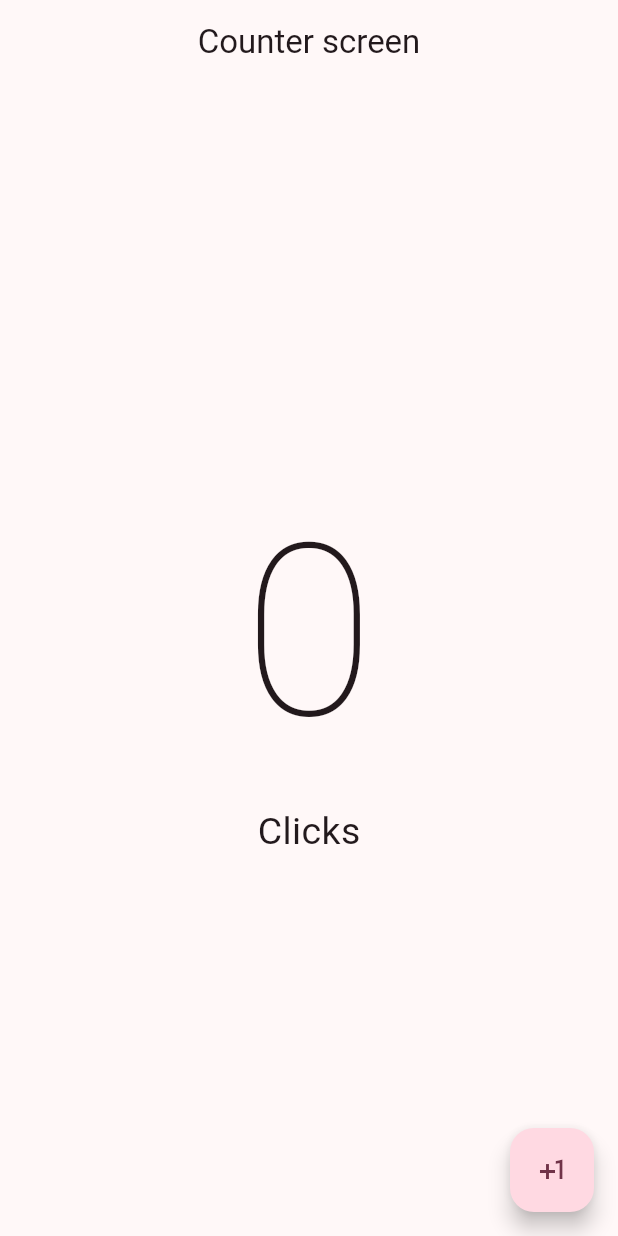
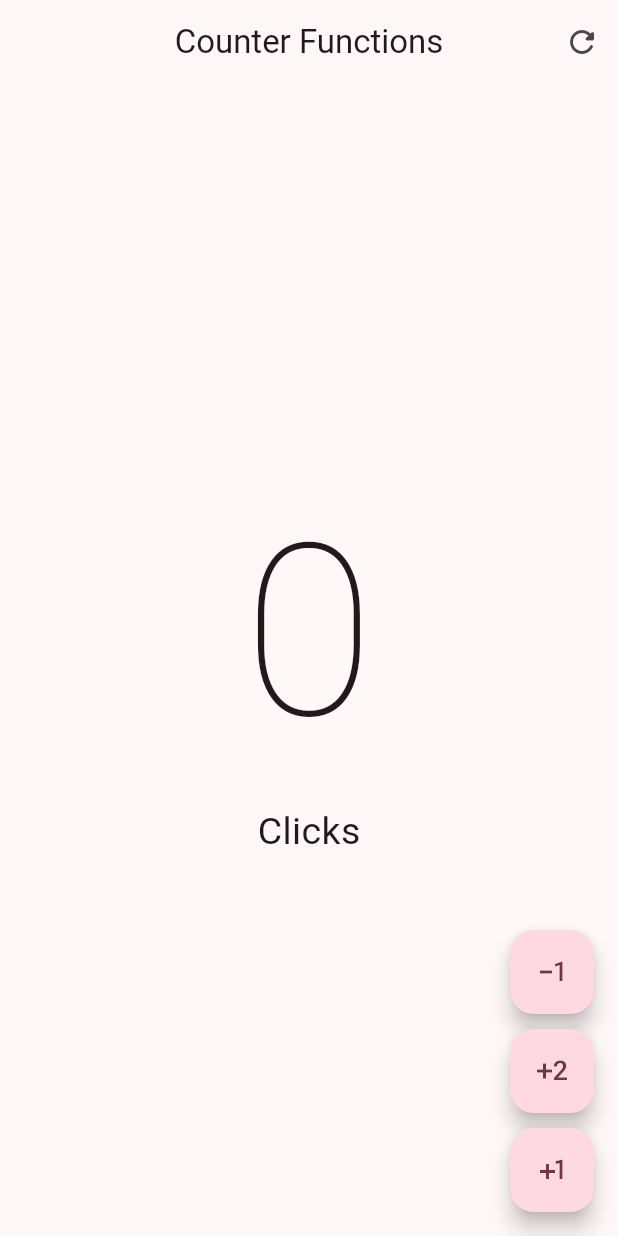
Before and after one commit to JaviKo500/counter-app-flutter, a Flutter app: the screen it shows after launch, on a phone screen of 412 x 824 dp. Run offline on Flutter 3.47's test engine with Material 2 defaults, Android fonts, the phone set to English and light mode, and no system bars.

Commit message:
custom button

```diff
--- a/lib/main.dart
+++ b/lib/main.dart
@@ -1,5 +1,6 @@
 import 'package:flutter/material.dart';
-import 'package:hello_world_app/presentation/screens/counter/counter_screen.dart';
+import 'package:hello_world_app/presentation/screens/counter/counter_functions_screen.dart';
+// import 'package:hello_world_app/presentation/screens/counter/counter_screen.dart';
 
 void main() {
   runApp(const MyApp());
@@ -16,7 +17,7 @@ class MyApp extends StatelessWidget {
         useMaterial3: true,
         colorSchemeSeed: Colors.black,
       ),
-      home: const CounterScreen()
+      home: const CounterFunctionsScreen()
     );
   }
 }
--- /dev/null
+++ b/lib/presentation/screens/counter/counter_functions_screen.dart
@@ -0,0 +1,104 @@
+import 'package:flutter/material.dart';
+
+class CounterFunctionsScreen extends StatefulWidget {
+  const CounterFunctionsScreen({Key? key}) : super(key: key);
+
+  @override
+  State<CounterFunctionsScreen> createState() => _CounterFunctionsScreenState();
+}
+
+class _CounterFunctionsScreenState extends State<CounterFunctionsScreen> {
+  int clickCounter = 0;
+  @override
+  Widget build(BuildContext context) {
+    return Scaffold(
+      appBar: AppBar(
+        centerTitle: true,
+        title: const Text(
+          'Counter Functions',
+        ),
+        actions: [
+          IconButton(
+            onPressed: () {
+              setState(() {
+                clickCounter = 0;
+              });
+            },
+            icon: const Icon(Icons.refresh_rounded),
+          ),
+        ],
+      ),
+      body: Center(
+        child: Column(
+          mainAxisAlignment: MainAxisAlignment.center,
+          children: [
+            Text(
+              '$clickCounter',
+              style:
+                  const TextStyle(fontSize: 160, fontWeight: FontWeight.w100),
+            ),
+            Text(
+              'Click${clickCounter == 1 ? '' : 's'}',
+              style: const TextStyle(fontSize: 25),
+            ),
+          ],
+        ),
+      ),
+      floatingActionButton: Column(
+        mainAxisAlignment: MainAxisAlignment.end,
+        children: [
+          CustomButton(
+            onPressed: () {
+              if (clickCounter == 0) return;
+              setState(() {
+                clickCounter--;
+              });
+            },
+            icon: Icons.exposure_minus_1,
+          ),
+          const SizedBox(
+            height: 10,
+          ),
+          CustomButton(
+            onPressed: () {
+              setState(() {
+                clickCounter += 2;
+              });
+            },
+            icon: Icons.exposure_plus_2,
+          ),
+          const SizedBox(
+            height: 10,
+          ),
+          CustomButton(
+            onPressed: () {
+              setState(() {
+                clickCounter++;
+              });
+            },
+            icon: Icons.plus_one,
+          ),
+        ],
+      ),
+    );
+  }
+}
+
+class CustomButton extends StatelessWidget {
+  final IconData icon;
+  final VoidCallback? onPressed;
+  const CustomButton({
+    required this.icon,
+    this.onPressed,
+    Key? key,
+  }) : super(key: key);
+
+  @override
+  Widget build(BuildContext context) {
+    return FloatingActionButton(
+      // shape: const StadiumBorder(),
+      onPressed: onPressed,
+      child: Icon(icon),
+    );
+  }
+}
```
